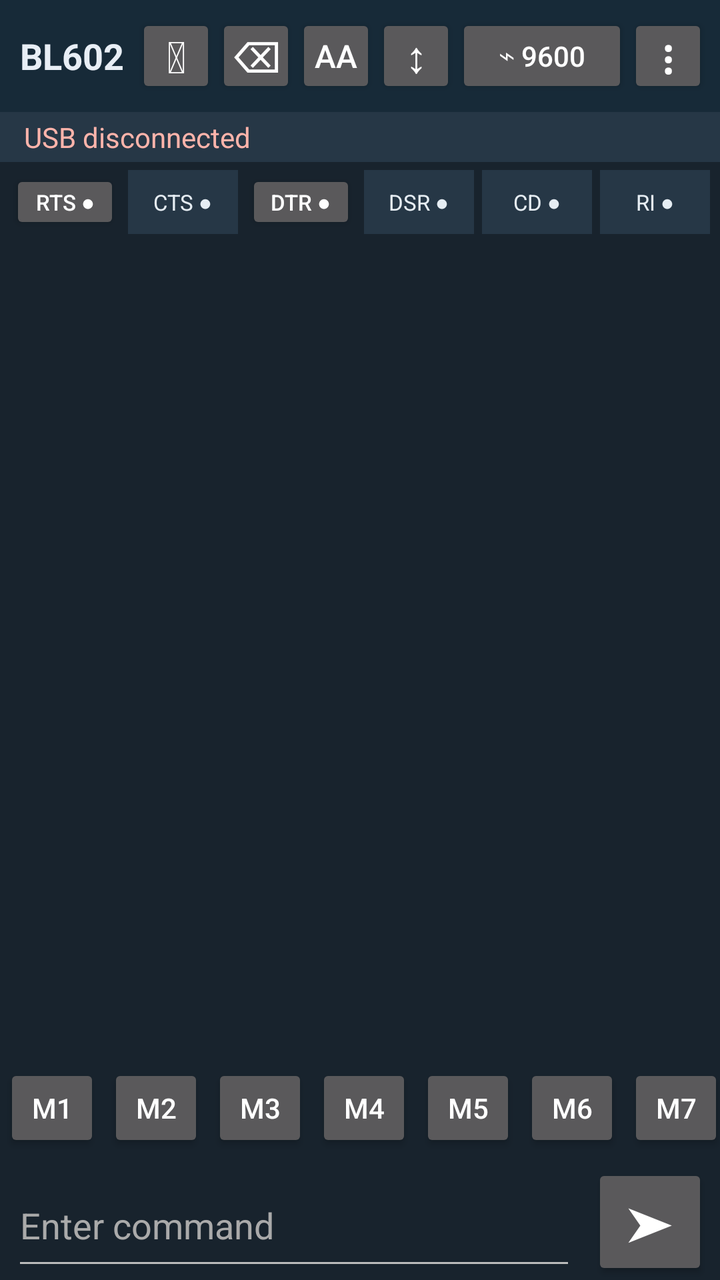
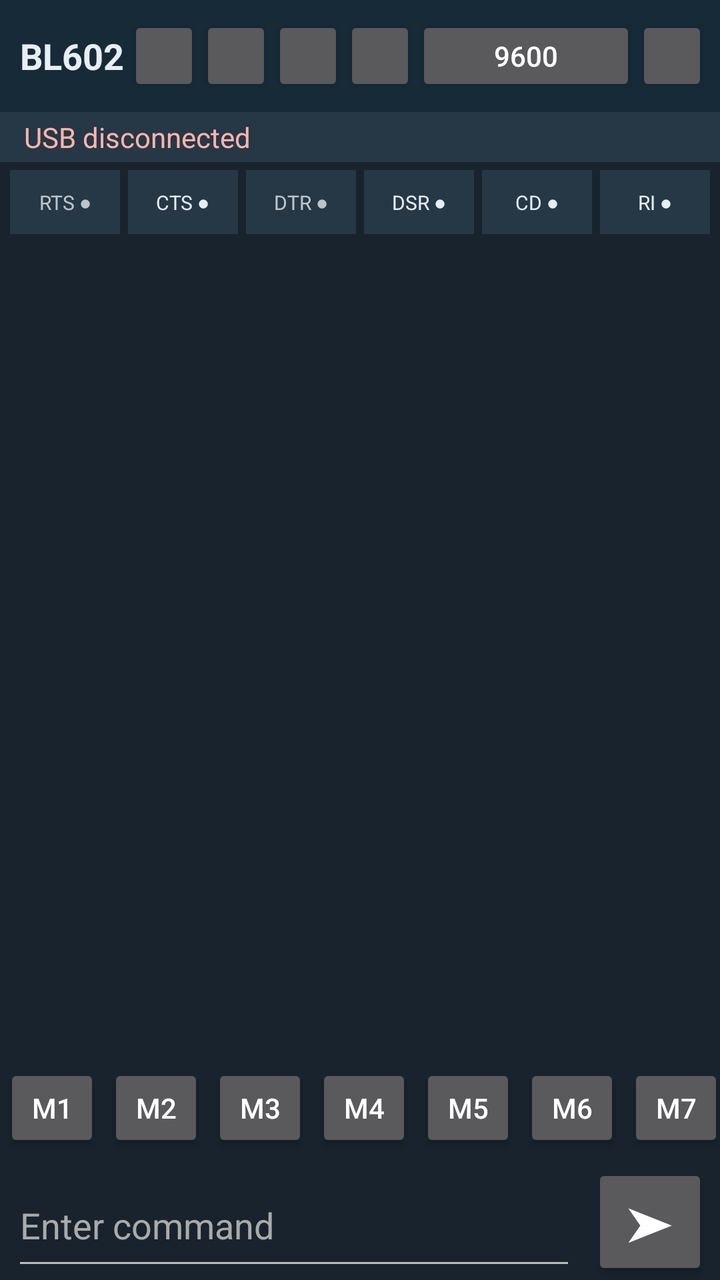

The first picture is an Android layout as it rendered before a commit; the second is the same layout after the commit. The layout source and the unified diff follow.
<!-- AndroidManifest.xml: application theme android:Theme.Material.NoActionBar -->
<!-- res/layout/activity_main.xml -->
<?xml version="1.0" encoding="utf-8"?>
<LinearLayout xmlns:android="http://schemas.android.com/apk/res/android"
    android:orientation="vertical" android:background="#18232D"
    android:layout_width="match_parent" android:layout_height="match_parent">

    <LinearLayout android:orientation="horizontal" android:gravity="center_vertical"
        android:background="#172A38" android:paddingLeft="6dp" android:paddingRight="6dp"
        android:layout_width="match_parent" android:layout_height="56dp">
        <TextView android:text="BL602" android:textColor="#E8EEF5" android:textStyle="bold"
            android:textSize="18sp" android:gravity="center_vertical"
            android:paddingLeft="4dp" android:layout_width="62dp" android:layout_height="match_parent"/>
        <Button android:id="@+id/connect" android:text="⏻" android:contentDescription="Connect USB serial"
            android:textSize="22sp" android:minWidth="0dp" android:minHeight="0dp" android:padding="0dp"
            android:insetLeft="0dp" android:insetRight="0dp" android:layout_width="40dp" android:layout_height="42dp"/>
        <Button android:id="@+id/clearTerminal" android:text="⌫" android:contentDescription="Clear terminal"
            android:textSize="22sp" android:minWidth="0dp" android:minHeight="0dp" android:padding="0dp"
            android:insetLeft="0dp" android:insetRight="0dp" android:layout_width="40dp" android:layout_height="42dp"/>
        <Button android:id="@+id/formatToggle" android:text="Aa" android:contentDescription="Toggle receive format"
            android:textSize="16sp" android:minWidth="0dp" android:minHeight="0dp" android:padding="0dp"
            android:insetLeft="0dp" android:insetRight="0dp" android:layout_width="40dp" android:layout_height="42dp"/>
        <Button android:id="@+id/autoScroll" android:text="↕" android:contentDescription="Toggle auto-scroll"
            android:textSize="22sp" android:minWidth="0dp" android:minHeight="0dp" android:padding="0dp"
            android:insetLeft="0dp" android:insetRight="0dp" android:layout_width="40dp" android:layout_height="42dp"/>
        <Button android:id="@+id/baudControl" android:text="⌁ 9600" android:contentDescription="UART baud rate"
            android:textAllCaps="false" android:minWidth="0dp" android:layout_width="0dp"
            android:layout_weight="1" android:layout_height="42dp"/>
        <Button android:id="@+id/menu" android:text="⋮" android:contentDescription="More options"
            android:textSize="24sp" android:minWidth="0dp" android:minHeight="0dp" android:padding="0dp"
            android:insetLeft="0dp" android:insetRight="0dp" android:layout_width="40dp" android:layout_height="42dp"/>
    </LinearLayout>

    <TextView android:id="@+id/status" android:text="USB disconnected" android:textColor="#FFB4AB"
        android:paddingLeft="12dp" android:paddingTop="3dp" android:paddingBottom="3dp"
        android:background="#263746" android:layout_width="match_parent" android:layout_height="wrap_content"/>

    <LinearLayout android:id="@+id/modemStatusRow" android:orientation="horizontal"
        android:gravity="center" android:background="#18232D"
        android:paddingLeft="3dp" android:paddingRight="3dp"
        android:layout_width="match_parent" android:layout_height="40dp">
        <Button android:id="@+id/rts" android:text="RTS ●" android:layout_width="0dp" android:layout_weight="1" android:layout_height="32dp" android:minWidth="0dp" android:minHeight="0dp" android:padding="0dp" android:insetLeft="0dp" android:insetRight="0dp" android:insetTop="0dp" android:insetBottom="0dp" android:textSize="11sp" android:layout_margin="2dp"/>
        <TextView android:id="@+id/cts" android:text="CTS ●" android:textColor="#E6EDF3" android:gravity="center" android:background="#263746" android:layout_width="0dp" android:layout_weight="1" android:layout_height="32dp" android:layout_margin="2dp" android:textSize="11sp"/>
        <Button android:id="@+id/dtr" android:text="DTR ●" android:layout_width="0dp" android:layout_weight="1" android:layout_height="32dp" android:minWidth="0dp" android:minHeight="0dp" android:padding="0dp" android:insetLeft="0dp" android:insetRight="0dp" android:insetTop="0dp" android:insetBottom="0dp" android:textSize="11sp" android:layout_margin="2dp"/>
        <TextView android:id="@+id/dsr" android:text="DSR ●" android:textColor="#E6EDF3" android:gravity="center" android:background="#263746" android:layout_width="0dp" android:layout_weight="1" android:layout_height="32dp" android:layout_margin="2dp" android:textSize="11sp"/>
        <TextView android:id="@+id/cd" android:text="CD ●" android:textColor="#E6EDF3" android:gravity="center" android:background="#263746" android:layout_width="0dp" android:layout_weight="1" android:layout_height="32dp" android:layout_margin="2dp" android:textSize="11sp"/>
        <TextView android:id="@+id/ri" android:text="RI ●" android:textColor="#E6EDF3" android:gravity="center" android:background="#263746" android:layout_width="0dp" android:layout_weight="1" android:layout_height="32dp" android:layout_margin="2dp" android:textSize="11sp"/>
    </LinearLayout>

    <ScrollView android:id="@+id/flashPanel" android:visibility="gone"
        android:layout_width="match_parent" android:layout_height="0dp" android:layout_weight="1">
        <LinearLayout android:orientation="vertical" android:padding="12dp" android:layout_width="match_parent" android:layout_height="wrap_content">
            <TextView android:text="BL602 firmware images" android:textColor="#FFFFFF" android:textStyle="bold" android:paddingTop="8dp" android:layout_width="match_parent" android:layout_height="wrap_content"/>
            <LinearLayout android:orientation="horizontal" android:gravity="center" android:layout_width="match_parent" android:layout_height="wrap_content">
                <Button android:id="@+id/pickFirmware" android:text="＋ BIN" android:contentDescription="Select firmware files" android:layout_width="0dp" android:layout_weight="1" android:layout_height="wrap_content" android:layout_marginRight="4dp"/>
                <Button android:id="@+id/startFlash" android:text="⚡ FLASH" android:contentDescription="Start flashing" android:layout_width="0dp" android:layout_weight="1" android:layout_height="wrap_content" android:layout_marginLeft="4dp"/>
            </LinearLayout>
            <TextView android:id="@+id/firmwareList" android:text="No firmware selected" android:textColor="#FFFFFF" android:padding="8dp" android:layout_width="match_parent" android:layout_height="wrap_content"/>
            <TextView android:text="Flash address assignment is not available yet." android:textColor="#CCCCCC" android:textSize="12sp" android:layout_width="match_parent" android:layout_height="wrap_content"/>
            <Button android:id="@+id/flashBack" android:text="← Terminal" android:layout_width="match_parent" android:layout_height="wrap_content"/>
            <ProgressBar android:id="@+id/progress" style="?android:attr/progressBarStyleHorizontal" android:max="100" android:progress="0" android:layout_width="match_parent" android:layout_height="wrap_content"/>
            <TextView android:id="@+id/flashLog" android:text="Flash log" android:textColor="#FFFFFF" android:padding="8dp" android:textIsSelectable="true" android:layout_width="match_parent" android:layout_height="wrap_content"/>
        </LinearLayout>
    </ScrollView>

    <LinearLayout android:id="@+id/monitorPanel" android:orientation="vertical"
        android:layout_width="match_parent" android:layout_height="0dp" android:layout_weight="1">
        <ScrollView android:id="@+id/terminalScroll" android:fillViewport="true" android:background="#18232D"
            android:scrollbars="vertical" android:fadeScrollbars="false"
            android:layout_width="match_parent" android:layout_height="0dp" android:layout_weight="1">
            <TextView android:id="@+id/terminal" android:textColor="#E0E0E0" android:typeface="monospace"
                android:textSize="13sp" android:padding="8dp" android:textIsSelectable="true"
                android:gravity="top|start" android:layout_width="match_parent" android:layout_height="wrap_content"/>
        </ScrollView>
        <HorizontalScrollView android:scrollbars="none" android:layout_width="match_parent" android:layout_height="56dp">
            <LinearLayout android:id="@+id/shortcutRow" android:orientation="horizontal" android:gravity="center_vertical"
                android:layout_width="wrap_content" android:layout_height="match_parent">
                <Button android:id="@+id/m1" android:text="M1" android:layout_width="48dp" android:layout_height="44dp" android:layout_margin="2dp"/>
                <Button android:id="@+id/m2" android:text="M2" android:layout_width="48dp" android:layout_height="44dp" android:layout_margin="2dp"/>
                <Button android:id="@+id/m3" android:text="M3" android:layout_width="48dp" android:layout_height="44dp" android:layout_margin="2dp"/>
                <Button android:id="@+id/m4" android:text="M4" android:layout_width="48dp" android:layout_height="44dp" android:layout_margin="2dp"/>
                <Button android:id="@+id/m5" android:text="M5" android:layout_width="48dp" android:layout_height="44dp" android:layout_margin="2dp"/>
                <Button android:id="@+id/m6" android:text="M6" android:layout_width="48dp" android:layout_height="44dp" android:layout_margin="2dp"/>
                <Button android:id="@+id/m7" android:text="M7" android:layout_width="48dp" android:layout_height="44dp" android:layout_margin="2dp"/>
            </LinearLayout>
        </HorizontalScrollView>
        <LinearLayout android:orientation="horizontal" android:gravity="center_vertical"
            android:paddingLeft="6dp" android:paddingRight="6dp"
            android:layout_width="match_parent" android:layout_height="58dp">
            <EditText android:id="@+id/sendText" android:hint="Enter command" android:textColor="#FFFFFF"
                android:textColorHint="#AAAAAA" android:singleLine="true" android:backgroundTint="#BBBBBB"
                android:imeOptions="actionSend" android:layout_width="0dp" android:layout_weight="1" android:layout_height="match_parent"/>
            <Button android:id="@+id/send" android:text="➤" android:contentDescription="Send command" android:textSize="24sp"
                android:layout_width="58dp" android:layout_height="match_parent" android:layout_marginLeft="8dp"/>
        </LinearLayout>
    </LinearLayout>

    <ScrollView android:id="@+id/settingsPanel" android:visibility="gone"
        android:layout_width="match_parent" android:layout_height="0dp" android:layout_weight="1">
        <LinearLayout android:orientation="vertical" android:padding="12dp" android:layout_width="match_parent" android:layout_height="wrap_content">
            <TextView android:text="UART settings" android:textColor="#FFFFFF" android:textStyle="bold" android:layout_width="match_parent" android:layout_height="wrap_content"/>
            <TextView android:text="Baud rate is selected from the top toolbar." android:textColor="#FFFFFF" android:paddingTop="8dp" android:layout_width="match_parent" android:layout_height="wrap_content"/>
            <EditText android:id="@+id/baudRate" android:visibility="gone" android:inputType="number" android:text="500000" android:hint="Custom baud rate" android:layout_width="match_parent" android:layout_height="wrap_content"/>
            <TextView android:text="Receive format" android:textColor="#FFFFFF" android:paddingTop="12dp" android:layout_width="match_parent" android:layout_height="wrap_content"/>
            <Spinner android:id="@+id/viewMode" android:layout_width="match_parent" android:layout_height="wrap_content"/>
            <TextView android:text="Transmit newline" android:textColor="#FFFFFF" android:paddingTop="12dp" android:layout_width="match_parent" android:layout_height="wrap_content"/>
            <Spinner android:id="@+id/newlineMode" android:layout_width="match_parent" android:layout_height="wrap_content"/>
            <TextView android:text="Data: 8 bits · Parity: none · Stop: 1" android:textColor="#FFFFFF" android:layout_width="match_parent" android:layout_height="wrap_content"/>
            <TextView android:text="Tap RTS/DTR to toggle output lines. CTS/DSR/CD/RI are status indicators." android:textColor="#CCCCCC" android:textStyle="bold" android:paddingTop="12dp" android:layout_width="match_parent" android:layout_height="wrap_content"/>
            <Button android:id="@+id/backToTerminal" android:text="← Terminal" android:layout_width="match_parent" android:layout_height="wrap_content"/>
            <TextView android:text="Manual reset: hold BOOT, pulse RESET, release RESET, then release BOOT. Wiring varies by board." android:textColor="#CCCCCC" android:textSize="12sp" android:padding="8dp" android:layout_width="match_parent" android:layout_height="wrap_content"/>
        </LinearLayout>
    </ScrollView>
</LinearLayout>
<!-- resources referenced by this layout -->
<resources>

</resources>

<!-- the commit's change to res/layout/activity_main.xml (unified diff, before → after) -->
@@ -8,25 +8,31 @@
         android:layout_width="match_parent" android:layout_height="56dp">
         <TextView android:text="BL602" android:textColor="#E8EEF5" android:textStyle="bold"
             android:textSize="18sp" android:gravity="center_vertical"
-            android:paddingLeft="4dp" android:layout_width="62dp" android:layout_height="match_parent"/>
-        <Button android:id="@+id/connect" android:text="⏻" android:contentDescription="Connect USB serial"
-            android:textSize="22sp" android:minWidth="0dp" android:minHeight="0dp" android:padding="0dp"
-            android:insetLeft="0dp" android:insetRight="0dp" android:layout_width="40dp" android:layout_height="42dp"/>
-        <Button android:id="@+id/clearTerminal" android:text="⌫" android:contentDescription="Clear terminal"
-            android:textSize="22sp" android:minWidth="0dp" android:minHeight="0dp" android:padding="0dp"
-            android:insetLeft="0dp" android:insetRight="0dp" android:layout_width="40dp" android:layout_height="42dp"/>
-        <Button android:id="@+id/formatToggle" android:text="Aa" android:contentDescription="Toggle receive format"
-            android:textSize="16sp" android:minWidth="0dp" android:minHeight="0dp" android:padding="0dp"
-            android:insetLeft="0dp" android:insetRight="0dp" android:layout_width="40dp" android:layout_height="42dp"/>
-        <Button android:id="@+id/autoScroll" android:text="↕" android:contentDescription="Toggle auto-scroll"
-            android:textSize="22sp" android:minWidth="0dp" android:minHeight="0dp" android:padding="0dp"
-            android:insetLeft="0dp" android:insetRight="0dp" android:layout_width="40dp" android:layout_height="42dp"/>
-        <Button android:id="@+id/baudControl" android:text="⌁ 9600" android:contentDescription="UART baud rate"
-            android:textAllCaps="false" android:minWidth="0dp" android:layout_width="0dp"
-            android:layout_weight="1" android:layout_height="42dp"/>
-        <Button android:id="@+id/menu" android:text="⋮" android:contentDescription="More options"
-            android:textSize="24sp" android:minWidth="0dp" android:minHeight="0dp" android:padding="0dp"
-            android:insetLeft="0dp" android:insetRight="0dp" android:layout_width="40dp" android:layout_height="42dp"/>
+            android:paddingLeft="4dp" android:layout_width="58dp" android:layout_height="match_parent"/>
+        <Button android:id="@+id/connect" android:contentDescription="Connect USB serial"
+            android:minWidth="0dp" android:minHeight="0dp" android:padding="0dp"
+            android:insetLeft="0dp" android:insetRight="0dp" android:insetTop="0dp" android:insetBottom="0dp"
+            android:layout_width="36dp" android:layout_height="40dp"/>
+        <Button android:id="@+id/clearTerminal" android:contentDescription="Clear terminal"
+            android:minWidth="0dp" android:minHeight="0dp" android:padding="0dp"
+            android:insetLeft="0dp" android:insetRight="0dp" android:insetTop="0dp" android:insetBottom="0dp"
+            android:layout_width="36dp" android:layout_height="40dp"/>
+        <Button android:id="@+id/formatToggle" android:contentDescription="Toggle receive format"
+            android:minWidth="0dp" android:minHeight="0dp" android:padding="0dp"
+            android:insetLeft="0dp" android:insetRight="0dp" android:insetTop="0dp" android:insetBottom="0dp"
+            android:layout_width="36dp" android:layout_height="40dp"/>
+        <Button android:id="@+id/autoScroll" android:contentDescription="Toggle auto-scroll"
+            android:minWidth="0dp" android:minHeight="0dp" android:padding="0dp"
+            android:insetLeft="0dp" android:insetRight="0dp" android:insetTop="0dp" android:insetBottom="0dp"
+            android:layout_width="36dp" android:layout_height="40dp"/>
+        <Button android:id="@+id/baudControl" android:text="9600" android:contentDescription="UART baud rate"
+            android:textAllCaps="false" android:minWidth="0dp" android:minHeight="0dp"
+            android:insetLeft="0dp" android:insetRight="0dp" android:layout_width="0dp"
+            android:layout_weight="1" android:layout_height="40dp"/>
+        <Button android:id="@+id/menu" android:contentDescription="More options"
+            android:minWidth="0dp" android:minHeight="0dp" android:padding="0dp"
+            android:insetLeft="0dp" android:insetRight="0dp" android:insetTop="0dp" android:insetBottom="0dp"
+            android:layout_width="36dp" android:layout_height="40dp"/>
     </LinearLayout>
 
     <TextView android:id="@+id/status" android:text="USB disconnected" android:textColor="#FFB4AB"
@@ -37,12 +43,12 @@
         android:gravity="center" android:background="#18232D"
         android:paddingLeft="3dp" android:paddingRight="3dp"
         android:layout_width="match_parent" android:layout_height="40dp">
-        <Button android:id="@+id/rts" android:text="RTS ●" android:layout_width="0dp" android:layout_weight="1" android:layout_height="32dp" android:minWidth="0dp" android:minHeight="0dp" android:padding="0dp" android:insetLeft="0dp" android:insetRight="0dp" android:insetTop="0dp" android:insetBottom="0dp" android:textSize="11sp" android:layout_margin="2dp"/>
-        <TextView android:id="@+id/cts" android:text="CTS ●" android:textColor="#E6EDF3" android:gravity="center" android:background="#263746" android:layout_width="0dp" android:layout_weight="1" android:layout_height="32dp" android:layout_margin="2dp" android:textSize="11sp"/>
-        <Button android:id="@+id/dtr" android:text="DTR ●" android:layout_width="0dp" android:layout_weight="1" android:layout_height="32dp" android:minWidth="0dp" android:minHeight="0dp" android:padding="0dp" android:insetLeft="0dp" android:insetRight="0dp" android:insetTop="0dp" android:insetBottom="0dp" android:textSize="11sp" android:layout_margin="2dp"/>
-        <TextView android:id="@+id/dsr" android:text="DSR ●" android:textColor="#E6EDF3" android:gravity="center" android:background="#263746" android:layout_width="0dp" android:layout_weight="1" android:layout_height="32dp" android:layout_margin="2dp" android:textSize="11sp"/>
-        <TextView android:id="@+id/cd" android:text="CD ●" android:textColor="#E6EDF3" android:gravity="center" android:background="#263746" android:layout_width="0dp" android:layout_weight="1" android:layout_height="32dp" android:layout_margin="2dp" android:textSize="11sp"/>
-        <TextView android:id="@+id/ri" android:text="RI ●" android:textColor="#E6EDF3" android:gravity="center" android:background="#263746" android:layout_width="0dp" android:layout_weight="1" android:layout_height="32dp" android:layout_margin="2dp" android:textSize="11sp"/>
+        <TextView android:id="@+id/rts" android:text="RTS ●" android:gravity="center" android:background="#263746" android:layout_width="0dp" android:layout_weight="1" android:layout_height="32dp" android:padding="0dp" android:textSize="10sp" android:layout_margin="2dp"/>
+        <TextView android:id="@+id/cts" android:text="CTS ●" android:textColor="#E6EDF3" android:gravity="center" android:background="#263746" android:padding="0dp" android:layout_width="0dp" android:layout_weight="1" android:layout_height="32dp" android:layout_margin="2dp" android:textSize="10sp"/>
+        <TextView android:id="@+id/dtr" android:text="DTR ●" android:gravity="center" android:background="#263746" android:layout_width="0dp" android:layout_weight="1" android:layout_height="32dp" android:padding="0dp" android:textSize="10sp" android:layout_margin="2dp"/>
+        <TextView android:id="@+id/dsr" android:text="DSR ●" android:textColor="#E6EDF3" android:gravity="center" android:background="#263746" android:padding="0dp" android:layout_width="0dp" android:layout_weight="1" android:layout_height="32dp" android:layout_margin="2dp" android:textSize="10sp"/>
+        <TextView android:id="@+id/cd" android:text="CD ●" android:textColor="#E6EDF3" android:gravity="center" android:background="#263746" android:padding="0dp" android:layout_width="0dp" android:layout_weight="1" android:layout_height="32dp" android:layout_margin="2dp" android:textSize="10sp"/>
+        <TextView android:id="@+id/ri" android:text="RI ●" android:textColor="#E6EDF3" android:gravity="center" android:background="#263746" android:padding="0dp" android:layout_width="0dp" android:layout_weight="1" android:layout_height="32dp" android:layout_margin="2dp" android:textSize="10sp"/>
     </LinearLayout>
 
     <ScrollView android:id="@+id/flashPanel" android:visibility="gone"
